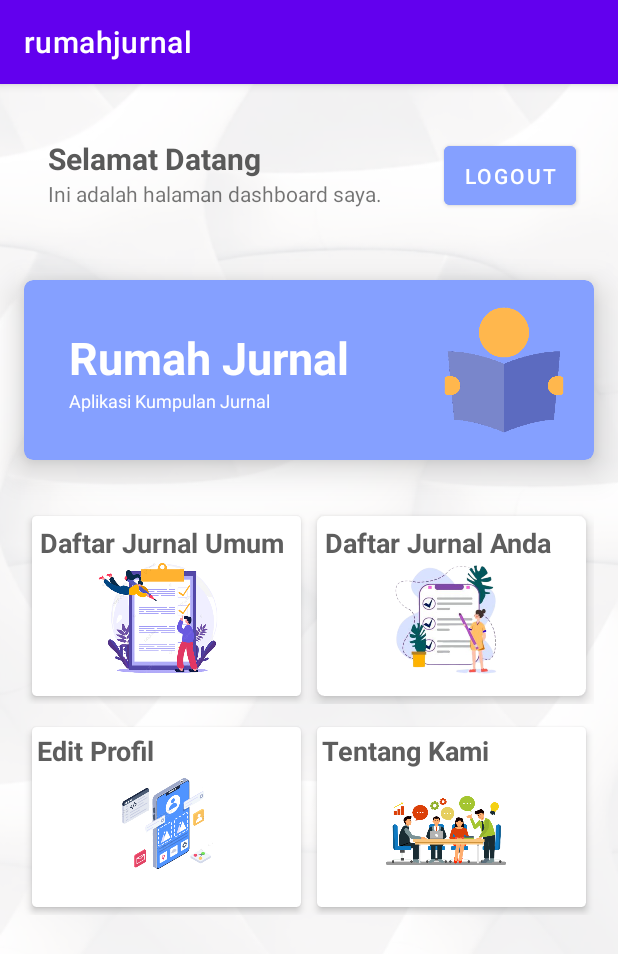
After one commit to vigyanmelati/rumah_Jurnal, an Android app: the DashboardActivity screen opened directly, with no data from a screen before it, on a phone screen of 412 x 824 dp. The commit adds this screen. Shown: the top 954 px of the screen. Run offline under Robolectric (Android 15) with nearby library versions, the phone set to English and light mode, and no system bars.

Commit message:
Nambah dashboard

```diff
--- /dev/null
+++ b/app/src/main/java/id/vigyan/rumahjurnal/DashboardActivity.java
@@ -0,0 +1,49 @@
+package id.vigyan.rumahjurnal;
+
+import androidx.appcompat.app.AppCompatActivity;
+import androidx.cardview.widget.CardView;
+
+import android.content.Intent;
+import android.os.Bundle;
+import android.view.View;
+import android.widget.Button;
+
+public class DashboardActivity extends AppCompatActivity {
+    private CardView daftarJurnalUmum, daftarJurnalAnda, editProfil, tentangKami;
+    private Button logout;
+
+    @Override
+    protected void onCreate(Bundle savedInstanceState) {
+        super.onCreate(savedInstanceState);
+        setContentView(R.layout.activity_dashboard);
+        logout = findViewById(R.id.logout);
+        daftarJurnalUmum = findViewById(R.id.daftarJurnalUmum);
+        daftarJurnalAnda = findViewById(R.id.daftarJurnalAnda);
+        editProfil = findViewById(R.id.editProfil);
+        tentangKami = findViewById(R.id.tentangKami);
+
+        daftarJurnalUmum.setOnClickListener(clickListener);
+        daftarJurnalAnda.setOnClickListener(clickListener);
+        editProfil.setOnClickListener(clickListener);
+        tentangKami.setOnClickListener(clickListener);
+        logout.setOnClickListener(clickListener);
+    }
+
+    public View.OnClickListener clickListener = new View.OnClickListener() {
+        @Override
+        public void onClick(View v) {
+            Intent intent;
+
+            switch (v.getId()){
+                case R.id.daftarJurnalUmum : intent = new Intent(DashboardActivity.this,DaftarJurnalActivity.class);startActivity(intent);break;
+                case R.id.daftarJurnalAnda : intent = new Intent(DashboardActivity.this,DaftarJurnalUserActivity.class);startActivity(intent);break;
+                case R.id.editProfil : intent = new Intent(DashboardActivity.this,MainActivity.class);startActivity(intent);break;
+                case R.id.tentangKami : intent = new Intent(DashboardActivity.this,MainActivity.class);startActivity(intent);break;
+                case R.id.logout : intent = new Intent(DashboardActivity.this,LoginActivity.class);startActivity(intent);break;
+                default:break;
+            }
+
+        }
+    };
+
+}
--- a/app/src/main/java/id/vigyan/rumahjurnal/LoginActivity.java
+++ b/app/src/main/java/id/vigyan/rumahjurnal/LoginActivity.java
@@ -2,13 +2,34 @@ package id.vigyan.rumahjurnal;
 
 import androidx.appcompat.app.AppCompatActivity;
 
+import android.content.Intent;
 import android.os.Bundle;
+import android.view.View;
+import android.widget.Button;
+import android.widget.EditText;
+import android.widget.TextView;
 
 public class LoginActivity extends AppCompatActivity {
+    private EditText login_email, login_pass;
+    private Button btn_login;
+    private TextView tv_signup;
 
     @Override
     protected void onCreate(Bundle savedInstanceState) {
         super.onCreate(savedInstanceState);
         setContentView(R.layout.activity_login);
+
+        login_email = findViewById(R.id.login_email);
+        login_pass = findViewById(R.id.login_pass);
+        btn_login = findViewById(R.id.btn_login);
+        tv_signup = findViewById(R.id.tv_signup);
+
+        btn_login.setOnClickListener(new View.OnClickListener() {
+            @Override
+            public void onClick(View v) {
+                Intent intent1 = new Intent(getApplicationContext(), DashboardActivity.class);
+                startActivity(intent1);
+            }
+        });
     }
 }
--- /dev/null
+++ b/app/src/main/res/layout/activity_dashboard.xml
@@ -0,0 +1,292 @@
+<?xml version="1.0" encoding="utf-8"?>
+<LinearLayout xmlns:android="http://schemas.android.com/apk/res/android"
+    xmlns:app="http://schemas.android.com/apk/res-auto"
+    xmlns:tools="http://schemas.android.com/tools"
+    android:layout_width="match_parent"
+    android:layout_height="match_parent"
+    android:orientation="vertical"
+    android:background="@drawable/bg_image"
+    tools:context=".DashboardActivity">
+
+    <LinearLayout
+        android:layout_width="match_parent"
+        android:layout_height="wrap_content"
+        android:layout_marginTop="20dp"
+        android:layout_marginRight="16dp"
+        android:layout_marginLeft="16dp"
+        android:layout_marginBottom="16dp"
+        android:orientation="horizontal">
+        <LinearLayout
+            android:layout_width="wrap_content"
+            android:layout_height="wrap_content"
+            android:layout_margin="16dp"
+            android:orientation="vertical">
+
+            <LinearLayout
+                android:layout_width="wrap_content"
+                android:layout_height="wrap_content"
+                android:orientation="horizontal">
+
+                <TextView
+                    android:layout_width="wrap_content"
+                    android:layout_height="wrap_content"
+                    android:text="@string/welcome"
+                    android:textColor="#595959"
+                    android:textSize="20dp"
+                    android:textStyle="bold"/>
+
+<!--                <TextView-->
+<!--                    android:layout_gravity="center"-->
+<!--                    android:layout_width="40dp"-->
+<!--                    android:layout_height="6dp"-->
+<!--                    android:layout_marginLeft="5dp"-->
+<!--                    android:background="@color/biruagakgelap"/>-->
+
+            </LinearLayout>
+
+            <TextView
+                android:layout_width="wrap_content"
+                android:layout_height="wrap_content"
+                android:text="Ini adalah halaman dashboard saya."/>
+
+        </LinearLayout>
+        <Button
+            android:id="@+id/logout"
+            android:layout_width="wrap_content"
+            android:layout_height="wrap_content"
+            android:layout_marginTop="15dp"
+            android:layout_marginLeft="25dp"
+            android:text="Logout"
+            android:padding="10dp"
+            android:backgroundTint="@color/ungu"
+            />
+
+    </LinearLayout>
+
+    <androidx.cardview.widget.CardView
+        android:layout_width="match_parent"
+        android:layout_height="wrap_content"
+        android:layout_margin="16dp"
+        android:clickable="true"
+        app:cardElevation="13dp"
+        app:cardCornerRadius="6dp"
+        android:focusable="true"
+        app:cardBackgroundColor="@color/ungu">
+
+        <LinearLayout
+            android:padding="10dp"
+            android:gravity="center"
+            android:layout_width="match_parent"
+            android:layout_height="120dp"
+            android:orientation="horizontal">
+
+            <LinearLayout
+                android:layout_width="wrap_content"
+                android:layout_height="wrap_content"
+                android:orientation="vertical"
+                android:layout_marginLeft="20dp">
+
+                <TextView
+                    android:layout_width="wrap_content"
+                    android:layout_height="wrap_content"
+                    android:text="@string/nama_app"
+                    android:fontFamily="@font/roboto_bold"
+                    android:textColor="#fff"
+                    android:textSize="30sp"/>
+
+                <TextView
+                    android:layout_width="wrap_content"
+                    android:layout_height="wrap_content"
+                    android:text="@string/desc_app"
+                    android:textColor="#fff"
+                    android:textSize="12sp"/>
+
+            </LinearLayout>
+
+            <RelativeLayout
+                android:layout_width="match_parent"
+                android:layout_height="match_parent">
+
+                <ImageView
+                    android:layout_width="100dp"
+                    android:layout_height="500dp"
+                    android:src="@drawable/logo_jurnal"
+                    android:layout_centerVertical="true"
+                    android:layout_alignParentRight="true"/>
+
+            </RelativeLayout>
+
+        </LinearLayout>
+
+    </androidx.cardview.widget.CardView>
+
+    <LinearLayout
+        android:layout_width="match_parent"
+        android:layout_height="wrap_content"
+        android:layout_marginTop="16dp"
+        android:layout_marginLeft="16dp"
+        android:layout_marginRight="16dp"
+        android:weightSum="2"
+        android:orientation="horizontal">
+
+        <androidx.cardview.widget.CardView
+            android:id="@+id/daftarJurnalUmum"
+            android:layout_weight="1"
+            android:layout_width="match_parent"
+            android:layout_height="120dp"
+            android:layout_margin="5dp"
+            android:clickable="true"
+            android:foreground="?android:attr/selectableItemBackground"
+            app:cardCornerRadius="3dp"
+            app:cardElevation="3dp">
+
+            <RelativeLayout
+                android:layout_width="match_parent"
+                android:layout_height="wrap_content"
+                android:padding="5dp">
+
+                <TextView
+                    android:layout_width="wrap_content"
+                    android:layout_height="wrap_content"
+                    android:text="@string/menu1"
+                    android:textSize="18dp"
+                    android:textColor="#5e5e5e"
+                    android:textStyle="bold"/>
+
+                <ImageView
+                    android:layout_width="120dp"
+                    android:layout_height="90dp"
+                    android:src="@drawable/umumi"
+                    android:layout_marginRight="30dp"
+                    android:layout_alignParentRight="true"
+                    android:layout_alignParentBottom="true"/>
+
+            </RelativeLayout>
+
+        </androidx.cardview.widget.CardView>
+
+        <androidx.cardview.widget.CardView
+            android:id="@+id/daftarJurnalAnda"
+            android:layout_weight="1"
+            android:layout_width="match_parent"
+            android:layout_height="120dp"
+            android:layout_margin="5dp"
+            android:clickable="true"
+            android:foreground="?android:attr/selectableItemBackground"
+            app:cardCornerRadius="5dp"
+            app:cardElevation="5dp">
+
+            <RelativeLayout
+                android:layout_width="match_parent"
+                android:layout_height="wrap_content"
+                android:padding="5dp">
+
+                <TextView
+                    android:layout_width="wrap_content"
+                    android:layout_height="wrap_content"
+                    android:text="@string/menu2"
+                    android:textSize="18dp"
+                    android:textColor="#5e5e5e"
+                    android:textStyle="bold"/>
+
+                <ImageView
+                    android:layout_width="120dp"
+                    android:layout_height="90dp"
+                    android:src="@drawable/daftar_jurnal_anda"
+                    android:layout_marginRight="30dp"
+                    android:layout_alignParentRight="true"
+                    android:layout_alignParentBottom="true"/>
+
+            </RelativeLayout>
+
+        </androidx.cardview.widget.CardView>
+
+    </LinearLayout>
+
+    <LinearLayout
+        android:layout_width="match_parent"
+        android:layout_height="wrap_content"
+        android:layout_marginTop="10dp"
+        android:layout_marginLeft="16dp"
+        android:layout_marginRight="16dp"
+        android:weightSum="2"
+        android:orientation="horizontal">
+
+        <androidx.cardview.widget.CardView
+            android:id="@+id/editProfil"
+            android:layout_weight="1"
+            android:layout_width="match_parent"
+            android:layout_height="120dp"
+            android:layout_margin="5dp"
+            android:clickable="true"
+            android:foreground="?android:attr/selectableItemBackground"
+            app:cardCornerRadius="3dp"
+            app:cardElevation="3dp">
+
+            <RelativeLayout
+                android:layout_width="match_parent"
+                android:layout_height="wrap_content"
+                android:padding="3dp">
+
+                <TextView
+                    android:layout_width="wrap_content"
+                    android:layout_height="wrap_content"
+                    android:text="@string/menu3"
+                    android:textSize="18dp"
+                    android:textColor="#5e5e5e"
+                    android:textStyle="bold"/>
+
+                <ImageView
+                    android:layout_width="180dp"
+                    android:layout_height="90dp"
+                    android:src="@drawable/edit_profil1"
+                    android:layout_alignParentRight="true"
+                    android:layout_marginRight="28dp"
+                    android:layout_marginLeft="28dp"
+                    android:layout_alignParentBottom="true"/>
+
+            </RelativeLayout>
+
+        </androidx.cardview.widget.CardView>
+
+        <androidx.cardview.widget.CardView
+            android:id="@+id/tentangKami"
+            android:layout_weight="1"
+            android:layout_width="match_parent"
+            android:layout_height="120dp"
+            android:layout_margin="5dp"
+            android:clickable="true"
+            android:foreground="?android:attr/selectableItemBackground"
+            app:cardCornerRadius="3dp"
+            app:cardElevation="3dp">
+
+            <RelativeLayout
+                android:layout_width="match_parent"
+                android:layout_height="wrap_content"
+                android:padding="3dp">
+
+                <TextView
+                    android:layout_width="wrap_content"
+                    android:layout_height="wrap_content"
+                    android:text="@string/menu4"
+                    android:textSize="18dp"
+                    android:textColor="#5e5e5e"
+                    android:textStyle="bold"/>
+
+                <ImageView
+                    android:layout_width="100dp"
+                    android:layout_height="95dp"
+                    android:src="@drawable/tentang_kami"
+                    android:layout_marginRight="40dp"
+                    android:layout_marginLeft="30dp"
+                    android:layout_alignParentRight="true"
+                    android:layout_alignParentBottom="true"/>
+
+            </RelativeLayout>
+
+        </androidx.cardview.widget.CardView>
+
+    </LinearLayout>
+
+
+</LinearLayout>
--- a/app/src/main/res/layout/activity_login.xml
+++ b/app/src/main/res/layout/activity_login.xml
@@ -8,15 +8,15 @@
     android:background="@drawable/bg_image"
     android:orientation="vertical">
 
-    <ImageView
-        android:id="@+id/imageView3"
+    <TextView
         android:layout_width="wrap_content"
         android:layout_height="wrap_content"
-        app:srcCompat="@drawable/selamat_datang"
-        android:layout_marginTop="200dp"
+        android:text="@string/welcome"
+        android:fontFamily="@font/roboto_bold"
+        android:textSize="28dp"
+        android:layout_marginTop="150dp"
         android:layout_marginLeft="50dp"
-        tools:layout_editor_absoluteX="56dp"
-        tools:layout_editor_absoluteY="168dp" />
+        android:textColor="@color/black"/>
 
     <EditText
         android:id="@+id/login_email"
@@ -26,7 +26,7 @@
         android:inputType="textEmailAddress"
         tools:layout_editor_absoluteX="56dp"
         tools:layout_editor_absoluteY="287dp"
-        android:layout_marginTop="50dp"
+        android:layout_marginTop="80dp"
         android:layout_marginLeft="50dp"
         android:hint="@string/email"
         android:paddingLeft="20dp"/>
@@ -45,6 +45,7 @@
         android:paddingLeft="20dp"/>
 
     <Button
+        android:id="@+id/btn_login"
         android:layout_width="wrap_content"
         android:layout_height="wrap_content"
         android:width="342dp"
@@ -56,15 +57,33 @@
         android:layout_marginTop="30dp"
         android:layout_marginLeft="50dp"/>
 
-    <ImageView
-        android:id="@+id/imageView6"
-        android:layout_width="wrap_content"
+    <LinearLayout
+        android:layout_width="match_parent"
         android:layout_height="wrap_content"
-        app:srcCompat="@drawable/pengguna_baru"
-        tools:layout_editor_absoluteX="130dp"
-        tools:layout_editor_absoluteY="596dp"
-        android:layout_marginLeft="130dp"
-        android:layout_marginTop="60dp"/>
+        android:orientation="horizontal">
+
+        <TextView
+            android:layout_width="wrap_content"
+            android:layout_height="wrap_content"
+            android:textSize= "16sp"
+            android:text="@string/baru"
+            android:fontFamily="@font/roboto_black"
+            android:layout_marginLeft="130dp"
+            android:layout_marginTop="60dp"/>
+
+        <TextView
+            android:id="@+id/tv_signup"
+            android:layout_width="wrap_content"
+            android:layout_height="wrap_content"
+            android:textSize= "16sp"
+            android:text="@string/signup"
+            android:fontFamily="@font/roboto_black"
+            android:layout_marginLeft="5dp"
+            android:layout_marginTop="60dp"
+            android:textColor="@color/blue"/>
+
+    </LinearLayout>
+
 
 
 </LinearLayout>
--- a/app/src/main/res/layout/activity_view_data.xml
+++ b/app/src/main/res/layout/activity_view_data.xml
@@ -218,7 +218,7 @@
                 android:layout_marginTop="10dp"
                 android:gravity="top"
                 android:letterSpacing="-0.02"
-                android:text="@string/kategori_jurnal"
+                android:text="@string/kategori"
                 android:textColor="@color/abu"
                 android:textSize="12sp" />
 
--- a/app/src/main/res/values/strings.xml
+++ b/app/src/main/res/values/strings.xml
@@ -26,9 +26,25 @@
     <string name="simpan">Simpan</string>
     <string name="edit">Edit Data Jurnal</string>
     <string name="view">View Data Jurnal</string>
-
-
-
+    <string-array name="tahun">
+        <item>2019</item>
+        <item>2020</item>
+        <item>2021</item>
+    </string-array>
+    <string-array name="kategori">
+        <item>Teknologi</item>
+        <item>Sosial</item>
+        <item>Kesehatan</item>
+    </string-array>
+    <string name="welcome">Selamat Datang</string>
+    <string name="nama_app">Rumah Jurnal</string>
+    <string name="desc_app">Aplikasi Kumpulan Jurnal</string>
+    <string name="baru">Pengguna Baru?</string>
+    <string name="signup">Sign Up</string>
+    <string name="menu1">Daftar Jurnal Umum</string>
+    <string name="menu2">Daftar Jurnal Anda</string>
+    <string name="menu3">Edit Profil</string>
+    <string name="menu4">Tentang Kami</string>
     <string name="menu_home">Home</string>
     <string name="menu_gallery">Gallery</string>
     <string name="menu_slideshow">Slideshow</string>
```
Also changed, not shown: app/src/main/AndroidManifest.xml (+4 -3 lines), app/src/main/res/drawable-v24/about_us.png (added), app/src/main/res/drawable-v24/daftar_jurnal_anda.png (added), app/src/main/res/drawable-v24/edit_profil.png (added), app/src/main/res/drawable-v24/edit_profil1.png (added), app/src/main/res/drawable-v24/logo_jurnal.png (added), app/src/main/res/drawable-v24/tentang_kami.png (added), app/src/main/res/drawable-v24/umumi.png (added).
